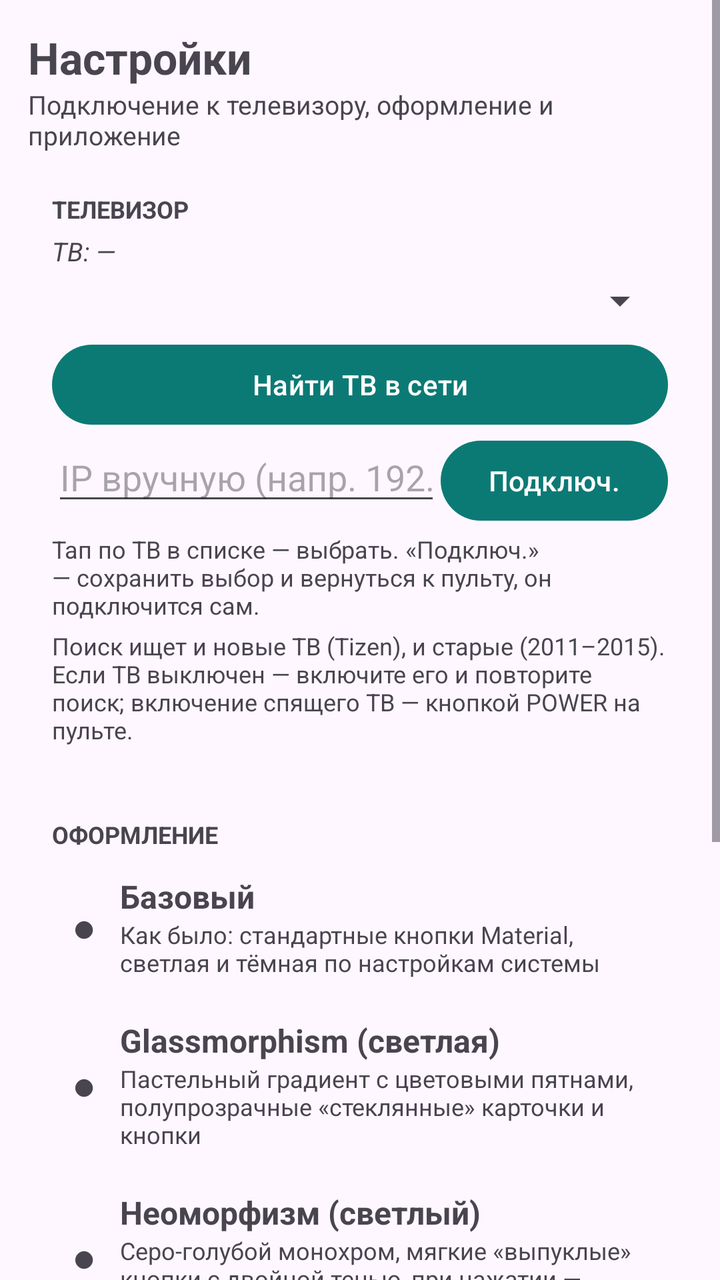
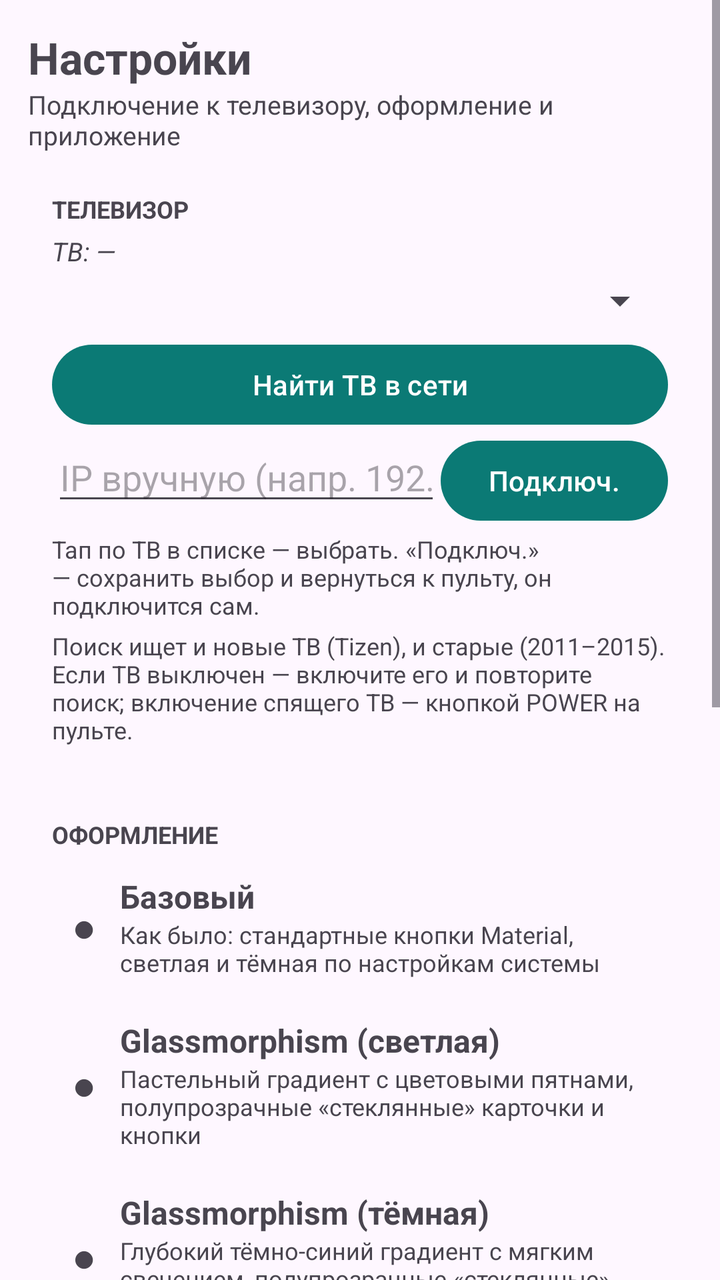

The first picture is an Android layout as it rendered before a commit; the second is the same layout after the commit. The layout source and the unified diff follow.
<!-- AndroidManifest.xml: application theme Theme.TizenPult -->
<!-- res/layout/activity_settings.xml -->
<?xml version="1.0" encoding="utf-8"?>
<ScrollView xmlns:android="http://schemas.android.com/apk/res/android"
    android:layout_width="match_parent"
    android:layout_height="match_parent"
    android:fillViewport="true">

    <LinearLayout
        android:layout_width="match_parent"
        android:layout_height="wrap_content"
        android:orientation="vertical"
        android:padding="14dp">

        <TextView
            android:layout_width="match_parent"
            android:layout_height="wrap_content"
            android:text="Настройки"
            android:textSize="22sp"
            android:textStyle="bold" />

        <TextView
            android:layout_width="match_parent"
            android:layout_height="wrap_content"
            android:paddingBottom="8dp"
            android:text="Подключение к телевизору, оформление и приложение"
            android:textSize="13sp" />

        
        <LinearLayout
            android:id="@+id/cardTv"
            android:layout_width="match_parent"
            android:layout_height="wrap_content"
            android:orientation="vertical"
            android:padding="12dp">

            <TextView
                android:layout_width="match_parent"
                android:layout_height="wrap_content"
                android:paddingBottom="4dp"
                android:text="ТЕЛЕВИЗОР"
                android:textSize="12sp"
                android:textStyle="bold" />

            <TextView
                android:id="@+id/settingsStatus"
                android:layout_width="match_parent"
                android:layout_height="wrap_content"
                android:paddingBottom="4dp"
                android:text="ТВ: —"
                android:textSize="13sp"
                android:textStyle="italic" />

            <Spinner
                android:id="@+id/tvSpinner"
                android:layout_width="match_parent"
                android:layout_height="wrap_content" />

            <Button
                android:id="@+id/btnFind"
                android:layout_width="match_parent"
                android:layout_height="wrap_content"
                android:layout_marginTop="6dp"
                android:text="Найти ТВ в сети" />

            <LinearLayout
                android:layout_width="match_parent"
                android:layout_height="wrap_content"
                android:orientation="horizontal">

                <EditText
                    android:id="@+id/ipInput"
                    android:layout_width="0dp"
                    android:layout_height="wrap_content"
                    android:layout_weight="1"
                    android:hint="IP вручную (напр. 192.168.1.225)"
                    android:inputType="text"
                    android:maxLines="1" />

                <Button
                    android:id="@+id/btnConnect"
                    android:layout_width="wrap_content"
                    android:layout_height="wrap_content"
                    android:text="Подключ." />
            </LinearLayout>

            <TextView
                android:layout_width="match_parent"
                android:layout_height="wrap_content"
                android:paddingTop="2dp"
                android:text="Тап по ТВ в списке — выбрать. «Подключ.» — сохранить выбор и вернуться к пульту, он подключится сам."
                android:textSize="12sp" />

            <TextView
                android:layout_width="match_parent"
                android:layout_height="wrap_content"
                android:paddingTop="4dp"
                android:text="Поиск ищет и новые ТВ (Tizen), и старые (2011–2015). Если ТВ выключен — включите его и повторите поиск; включение спящего ТВ — кнопкой POWER на пульте."
                android:textSize="12sp" />
        </LinearLayout>

        
        <LinearLayout
            android:id="@+id/cardTheme"
            android:layout_width="match_parent"
            android:layout_height="wrap_content"
            android:layout_marginTop="12dp"
            android:orientation="vertical"
            android:padding="12dp">

            <TextView
                android:layout_width="match_parent"
                android:layout_height="wrap_content"
                android:paddingBottom="2dp"
                android:text="ОФОРМЛЕНИЕ"
                android:textSize="12sp"
                android:textStyle="bold" />

            <LinearLayout
                android:id="@+id/themeOptBasic"
                android:layout_width="match_parent"
                android:layout_height="wrap_content"
                android:background="?attr/selectableItemBackground"
                android:clickable="true"
                android:focusable="true"
                android:gravity="center_vertical"
                android:orientation="horizontal"
                android:padding="10dp">

                <TextView
                    android:id="@+id/dotBasic"
                    android:layout_width="wrap_content"
                    android:layout_height="wrap_content"
                    android:text="●"
                    android:textSize="20sp" />

                <LinearLayout
                    android:layout_width="0dp"
                    android:layout_height="wrap_content"
                    android:layout_weight="1"
                    android:orientation="vertical"
                    android:paddingStart="12dp">

                    <TextView
                        android:id="@+id/nameBasic"
                        android:layout_width="match_parent"
                        android:layout_height="wrap_content"
                        android:text="Базовый"
                        android:textSize="16sp"
                        android:textStyle="bold" />

                    <TextView
                        android:layout_width="match_parent"
                        android:layout_height="wrap_content"
                        android:text="Как было: стандартные кнопки Material, светлая и тёмная по настройкам системы"
                        android:textSize="12sp" />
                </LinearLayout>
            </LinearLayout>

            <LinearLayout
                android:id="@+id/themeOptGlass"
                android:layout_width="match_parent"
                android:layout_height="wrap_content"
                android:background="?attr/selectableItemBackground"
                android:clickable="true"
                android:focusable="true"
                android:gravity="center_vertical"
                android:orientation="horizontal"
                android:padding="10dp">

                <TextView
                    android:id="@+id/dotGlass"
                    android:layout_width="wrap_content"
                    android:layout_height="wrap_content"
                    android:text="●"
                    android:textSize="20sp" />

                <LinearLayout
                    android:layout_width="0dp"
                    android:layout_height="wrap_content"
                    android:layout_weight="1"
                    android:orientation="vertical"
                    android:paddingStart="12dp">

                    <TextView
                        android:id="@+id/nameGlass"
                        android:layout_width="match_parent"
                        android:layout_height="wrap_content"
                        android:text="Glassmorphism (светлая)"
                        android:textSize="16sp"
                        android:textStyle="bold" />

                    <TextView
                        android:layout_width="match_parent"
                        android:layout_height="wrap_content"
                        android:text="Пастельный градиент с цветовыми пятнами, полупрозрачные «стеклянные» карточки и кнопки"
                        android:textSize="12sp" />
                </LinearLayout>
            </LinearLayout>

            <LinearLayout
                android:id="@+id/themeOptNeu"
                android:layout_width="match_parent"
                android:layout_height="wrap_content"
                android:background="?attr/selectableItemBackground"
                android:clickable="true"
                android:focusable="true"
                android:gravity="center_vertical"
                android:orientation="horizontal"
                android:padding="10dp">

                <TextView
                    android:id="@+id/dotNeu"
                    android:layout_width="wrap_content"
                    android:layout_height="wrap_content"
                    android:text="●"
                    android:textSize="20sp" />

                <LinearLayout
                    android:layout_width="0dp"
                    android:layout_height="wrap_content"
                    android:layout_weight="1"
                    android:orientation="vertical"
                    android:paddingStart="12dp">

                    <TextView
                        android:id="@+id/nameNeu"
                        android:layout_width="match_parent"
                        android:layout_height="wrap_content"
                        android:text="Неоморфизм (светлый)"
                        android:textSize="16sp"
                        android:textStyle="bold" />

                    <TextView
                        android:layout_width="match_parent"
                        android:layout_height="wrap_content"
                        android:text="Серо-голубой монохром, мягкие «выпуклые» кнопки с двойной тенью, при нажатии — «вдавливание»"
                        android:textSize="12sp" />
                </LinearLayout>
            </LinearLayout>

            <TextView
                android:layout_width="match_parent"
                android:layout_height="wrap_content"
                android:paddingTop="2dp"
                android:text="Тема применяется сразу к настройкам; пульт обновится при возврате."
                android:textSize="12sp" />
        </LinearLayout>

        
        <LinearLayout
            android:id="@+id/cardApp"
            android:layout_width="match_parent"
            android:layout_height="wrap_content"
            android:layout_marginTop="12dp"
            android:orientation="vertical"
            android:padding="12dp">

            <TextView
                android:layout_width="match_parent"
                android:layout_height="wrap_content"
                android:paddingBottom="4dp"
                android:text="ПРИЛОЖЕНИЕ"
                android:textSize="12sp"
                android:textStyle="bold" />

            <Button
                android:id="@+id/btnUpdate"
                android:layout_width="match_parent"
                android:layout_height="wrap_content"
                android:text="Проверить обновления приложения" />

            <TextView
                android:layout_width="match_parent"
                android:layout_height="wrap_content"
                android:paddingTop="6dp"
                android:text="MAC-адрес ТВ — для включения по сети (Wake-on-LAN). Подключение сохраняет его автоматически; вручную смотрите на ТВ: Настройки → Общие → Сеть → Состояние сети."
                android:textSize="12sp" />

            <LinearLayout
                android:layout_width="match_parent"
                android:layout_height="wrap_content"
                android:orientation="horizontal">

                <EditText
                    android:id="@+id/macInput"
                    android:layout_width="0dp"
                    android:layout_height="wrap_content"
                    android:layout_weight="1"
                    android:hint="MAC ТВ, напр. C0:23:8D:49:B3:BC"
                    android:inputType="text"
                    android:maxLines="1" />

                <Button
                    android:id="@+id/btnMacSave"
                    android:layout_width="wrap_content"
                    android:layout_height="wrap_content"
                    android:text="Сохранить" />
            </LinearLayout>

            <TextView
                android:id="@+id/versionView"
                android:layout_width="match_parent"
                android:layout_height="wrap_content"
                android:gravity="center"
                android:paddingTop="8dp"
                android:text="Версия 3.1"
                android:textSize="12sp" />
        </LinearLayout>

    </LinearLayout>
</ScrollView>
<!-- resources referenced by this layout -->
<resources>
  <style name="Theme.TizenPult" parent="Theme.Material3.DayNight">
          <item name="colorPrimary">@color/primary</item>
      </style>
  <color name="primary">#0B7A75</color>
</resources>

<!-- the commit's change to res/layout/activity_settings.xml (unified diff, before → after) -->
@@ -197,6 +197,47 @@
             </LinearLayout>
 
             <LinearLayout
+                android:id="@+id/themeOptGlassDark"
+                android:layout_width="match_parent"
+                android:layout_height="wrap_content"
+                android:background="?attr/selectableItemBackground"
+                android:clickable="true"
+                android:focusable="true"
+                android:gravity="center_vertical"
+                android:orientation="horizontal"
+                android:padding="10dp">
+
+                <TextView
+                    android:id="@+id/dotGlassDark"
+                    android:layout_width="wrap_content"
+                    android:layout_height="wrap_content"
+                    android:text="●"
+                    android:textSize="20sp" />
+
+                <LinearLayout
+                    android:layout_width="0dp"
+                    android:layout_height="wrap_content"
+                    android:layout_weight="1"
+                    android:orientation="vertical"
+                    android:paddingStart="12dp">
+
+                    <TextView
+                        android:id="@+id/nameGlassDark"
+                        android:layout_width="match_parent"
+                        android:layout_height="wrap_content"
+                        android:text="Glassmorphism (тёмная)"
+                        android:textSize="16sp"
+                        android:textStyle="bold" />
+
+                    <TextView
+                        android:layout_width="match_parent"
+                        android:layout_height="wrap_content"
+                        android:text="Глубокий тёмно-синий градиент с мягким свечением, полупрозрачные «стеклянные» панели со светлой обводкой"
+                        android:textSize="12sp" />
+                </LinearLayout>
+            </LinearLayout>
+
+            <LinearLayout
                 android:id="@+id/themeOptNeu"
                 android:layout_width="match_parent"
                 android:layout_height="wrap_content"
@@ -232,7 +273,48 @@
                     <TextView
                         android:layout_width="match_parent"
                         android:layout_height="wrap_content"
-                        android:text="Серо-голубой монохром, мягкие «выпуклые» кнопки с двойной тенью, при нажатии — «вдавливание»"
+                        android:text="Серо-голубой монохром, мягкие «выпуклые» кнопки с двойной тенью, при нажатии — «вдавливание». Текст — тёмный и жирный"
+                        android:textSize="12sp" />
+                </LinearLayout>
+            </LinearLayout>
+
+            <LinearLayout
+                android:id="@+id/themeOptNeuDark"
+                android:layout_width="match_parent"
+                android:layout_height="wrap_content"
+                android:background="?attr/selectableItemBackground"
+                android:clickable="true"
+                android:focusable="true"
+                android:gravity="center_vertical"
+                android:orientation="horizontal"
+                android:padding="10dp">
+
+                <TextView
+                    android:id="@+id/dotNeuDark"
+                    android:layout_width="wrap_content"
+                    android:layout_height="wrap_content"
+                    android:text="●"
+                    android:textSize="20sp" />
+
+                <LinearLayout
+                    android:layout_width="0dp"
+                    android:layout_height="wrap_content"
+                    android:layout_weight="1"
+                    android:orientation="vertical"
+                    android:paddingStart="12dp">
+
+                    <TextView
+                        android:id="@+id/nameNeuDark"
+                        android:layout_width="match_parent"
+                        android:layout_height="wrap_content"
+                        android:text="Неоморфизм (тёмный)"
+                        android:textSize="16sp"
+                        android:textStyle="bold" />
+
+                    <TextView
+                        android:layout_width="match_parent"
+                        android:layout_height="wrap_content"
+                        android:text="Тёмный монохром, мягкие «выпуклые» кнопки со светлым и теневым краями, при нажатии — «вдавливание»"
                         android:textSize="12sp" />
                 </LinearLayout>
             </LinearLayout>
@@ -241,7 +323,7 @@
                 android:layout_width="match_parent"
                 android:layout_height="wrap_content"
                 android:paddingTop="2dp"
-                android:text="Тема применяется сразу к настройкам; пульт обновится при возврате."
+                android:text="Пять тем: Базовый, Glassmorphism и Неоморфизм — светлые и тёмные. Тема применяется сразу к настройкам; пульт обновится при возврате."
                 android:textSize="12sp" />
         </LinearLayout>
 
@@ -302,7 +384,7 @@
                 android:layout_height="wrap_content"
                 android:gravity="center"
                 android:paddingTop="8dp"
-                android:text="Версия 3.1"
+                android:text="Версия 3.2"
                 android:textSize="12sp" />
         </LinearLayout>
 
